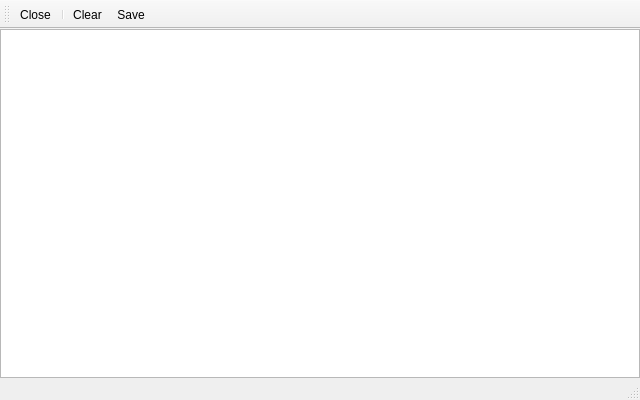
Above: qtgui/afsk1200win.ui from gqrx-sdr/gqrx before the change. Below: the same form after it.
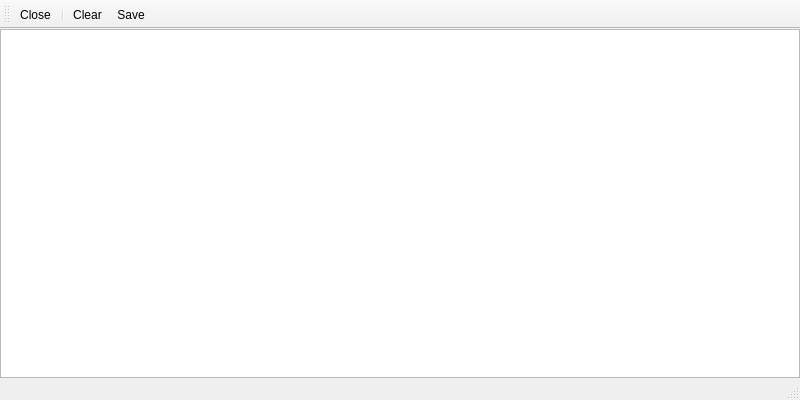
That is the form after the change. Icons and pictures are not drawn.

Commit message: Finished integration of AFSK1200 decoder. Closes #11.

The edit to the form file:
```diff
--- a/qtgui/afsk1200win.ui
+++ b/qtgui/afsk1200win.ui
@@ -6,7 +6,7 @@
    <rect>
     <x>0</x>
     <y>0</y>
-    <width>640</width>
+    <width>800</width>
     <height>400</height>
    </rect>
   </property>
@@ -27,6 +27,17 @@
     </property>
     <item>
      <widget class="QPlainTextEdit" name="textView">
+      <property name="font">
+       <font>
+        <family>Monospace</family>
+       </font>
+      </property>
+      <property name="horizontalScrollBarPolicy">
+       <enum>Qt::ScrollBarAsNeeded</enum>
+      </property>
+      <property name="lineWrapMode">
+       <enum>QPlainTextEdit::NoWrap</enum>
+      </property>
       <property name="readOnly">
        <bool>true</bool>
       </property>
```
Left out of the diff: 17 changed lines with no effect on the pictures. The commit also changes 4 other files.
